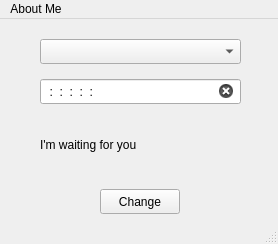
Qt form MacChangerUi.ui (iw4p/Mac-Changer) before a commit.
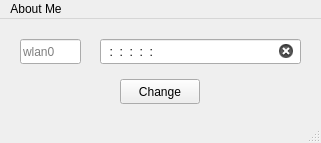
The same form after that commit.

Commit message: add and load from .ui

What changed in the file:
```diff
--- a/MacChangerUi.ui
+++ b/MacChangerUi.ui
@@ -6,8 +6,8 @@
    <rect>
     <x>0</x>
     <y>0</y>
-    <width>278</width>
-    <height>244</height>
+    <width>321</width>
+    <height>143</height>
    </rect>
   </property>
   <property name="windowTitle">
@@ -17,8 +17,8 @@
    <widget class="QPushButton" name="changeButton">
     <property name="geometry">
      <rect>
-      <x>100</x>
-      <y>170</y>
+      <x>120</x>
+      <y>60</y>
       <width>80</width>
       <height>25</height>
      </rect>
@@ -27,21 +27,11 @@
      <string>Change</string>
     </property>
    </widget>
-   <widget class="QComboBox" name="interfaceComboBox">
-    <property name="geometry">
-     <rect>
-      <x>40</x>
-      <y>20</y>
-      <width>201</width>
-      <height>25</height>
-     </rect>
-    </property>
-   </widget>
    <widget class="QLineEdit" name="macAddressInput">
     <property name="geometry">
      <rect>
-      <x>40</x>
-      <y>60</y>
+      <x>100</x>
+      <y>20</y>
       <width>201</width>
       <height>25</height>
      </rect>
@@ -62,23 +52,17 @@
      <bool>true</bool>
     </property>
    </widget>
-   <widget class="QLabel" name="resultLabel">
+   <widget class="QLineEdit" name="lineEdit">
     <property name="geometry">
      <rect>
-      <x>40</x>
-      <y>90</y>
-      <width>201</width>
-      <height>71</height>
+      <x>20</x>
+      <y>20</y>
+      <width>61</width>
+      <height>25</height>
      </rect>
     </property>
-    <property name="layoutDirection">
-     <enum>Qt::LeftToRight</enum>
-    </property>
-    <property name="text">
-     <string>I'm waiting for you</string>
-    </property>
-    <property name="wordWrap">
-     <bool>true</bool>
+    <property name="placeholderText">
+     <string>wlan0</string>
     </property>
    </widget>
   </widget>
@@ -87,7 +71,7 @@
     <rect>
      <x>0</x>
      <y>0</y>
-     <width>278</width>
+     <width>321</width>
      <height>22</height>
     </rect>
    </property>
```
The commit also changes 4 other files.
